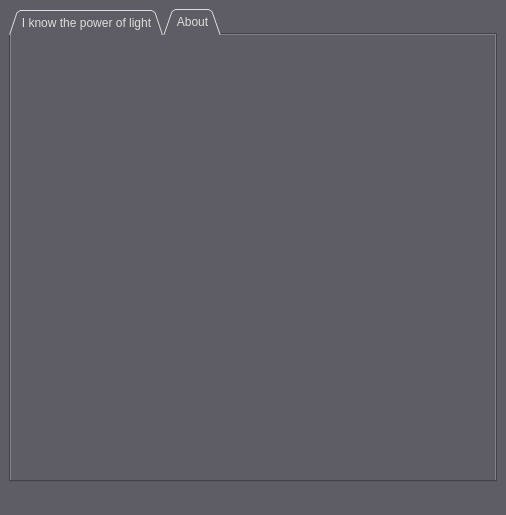
Above: AquaLightCalculator/ui/aqua_calculator.ui from rajkane/AquaLight-Calculator before the change. Below: the same form after it.
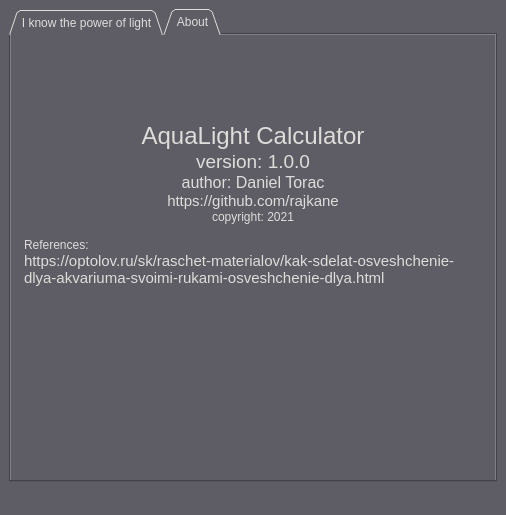
That is the form after the change. The open tabs and pages were chosen to show the change.

Commit message: Add information to About

Diff of the .ui file:
```diff
--- a/AquaLightCalculator/ui/aqua_calculator.ui
+++ b/AquaLightCalculator/ui/aqua_calculator.ui
@@ -671,6 +671,23 @@
             <property name="lineWidth">
              <number>0</number>
             </property>
+            <property name="html">
+             <string>&lt;!DOCTYPE HTML PUBLIC &quot;-//W3C//DTD HTML 4.0//EN&quot; &quot;http://www.w3.org/TR/REC-html40/strict.dtd&quot;&gt;
+&lt;html&gt;&lt;head&gt;&lt;meta name=&quot;qrichtext&quot; content=&quot;1&quot; /&gt;&lt;style type=&quot;text/css&quot;&gt;
+p, li { white-space: pre-wrap; }
+&lt;/style&gt;&lt;/head&gt;&lt;body style=&quot; font-family:'Cantarell'; font-size:11pt; font-weight:400; font-style:normal;&quot;&gt;
+&lt;p align=&quot;center&quot; style=&quot;-qt-paragraph-type:empty; margin-top:0px; margin-bottom:0px; margin-left:0px; margin-right:0px; -qt-block-indent:0; text-indent:0px;&quot;&gt;&lt;br /&gt;&lt;/p&gt;
+&lt;p align=&quot;center&quot; style=&quot;-qt-paragraph-type:empty; margin-top:0px; margin-bottom:0px; margin-left:0px; margin-right:0px; -qt-block-indent:0; text-indent:0px; font-family:'Titillium Web'; font-size:18pt;&quot;&gt;&lt;br /&gt;&lt;/p&gt;
+&lt;p align=&quot;center&quot; style=&quot;-qt-paragraph-type:empty; margin-top:0px; margin-bottom:0px; margin-left:0px; margin-right:0px; -qt-block-indent:0; text-indent:0px; font-family:'Titillium Web'; font-size:18pt;&quot;&gt;&lt;br /&gt;&lt;/p&gt;
+&lt;p align=&quot;center&quot; style=&quot; margin-top:0px; margin-bottom:0px; margin-left:0px; margin-right:0px; -qt-block-indent:0; text-indent:0px;&quot;&gt;&lt;span style=&quot; font-family:'Titillium Web'; font-size:18pt;&quot;&gt;AquaLight Calculator&lt;/span&gt;&lt;/p&gt;
+&lt;p align=&quot;center&quot; style=&quot; margin-top:0px; margin-bottom:0px; margin-left:0px; margin-right:0px; -qt-block-indent:0; text-indent:0px;&quot;&gt;&lt;span style=&quot; font-family:'Titillium Web'; font-size:14pt;&quot;&gt;version: 1.0.0&lt;/span&gt;&lt;/p&gt;
+&lt;p align=&quot;center&quot; style=&quot; margin-top:0px; margin-bottom:0px; margin-left:0px; margin-right:0px; -qt-block-indent:0; text-indent:0px;&quot;&gt;&lt;span style=&quot; font-family:'Titillium Web'; font-size:12pt;&quot;&gt;author: Daniel Torac&lt;/span&gt;&lt;/p&gt;
+&lt;p align=&quot;center&quot; style=&quot; margin-top:0px; margin-bottom:0px; margin-left:0px; margin-right:0px; -qt-block-indent:0; text-indent:0px;&quot;&gt;https://github.com/rajkane&lt;/p&gt;
+&lt;p align=&quot;center&quot; style=&quot; margin-top:0px; margin-bottom:0px; margin-left:0px; margin-right:0px; -qt-block-indent:0; text-indent:0px;&quot;&gt;&lt;span style=&quot; font-family:'Titillium Web'; font-size:9pt;&quot;&gt;copyright: 2021&lt;/span&gt;&lt;/p&gt;
+&lt;p align=&quot;center&quot; style=&quot;-qt-paragraph-type:empty; margin-top:0px; margin-bottom:0px; margin-left:0px; margin-right:0px; -qt-block-indent:0; text-indent:0px; font-family:'Titillium Web'; font-size:9pt;&quot;&gt;&lt;br /&gt;&lt;/p&gt;
+&lt;p style=&quot; margin-top:0px; margin-bottom:0px; margin-left:0px; margin-right:0px; -qt-block-indent:0; text-indent:0px;&quot;&gt;&lt;span style=&quot; font-family:'Titillium Web'; font-size:9pt;&quot;&gt;References:&lt;/span&gt;&lt;/p&gt;
+&lt;p style=&quot; margin-top:0px; margin-bottom:0px; margin-left:0px; margin-right:0px; -qt-block-indent:0; text-indent:0px;&quot;&gt;https://optolov.ru/sk/raschet-materialov/kak-sdelat-osveshchenie-dlya-akvariuma-svoimi-rukami-osveshchenie-dlya.html&lt;/p&gt;&lt;/body&gt;&lt;/html&gt;</string>
+            </property>
            </widget>
           </item>
          </layout>
```
The commit also changes 2 other files.
